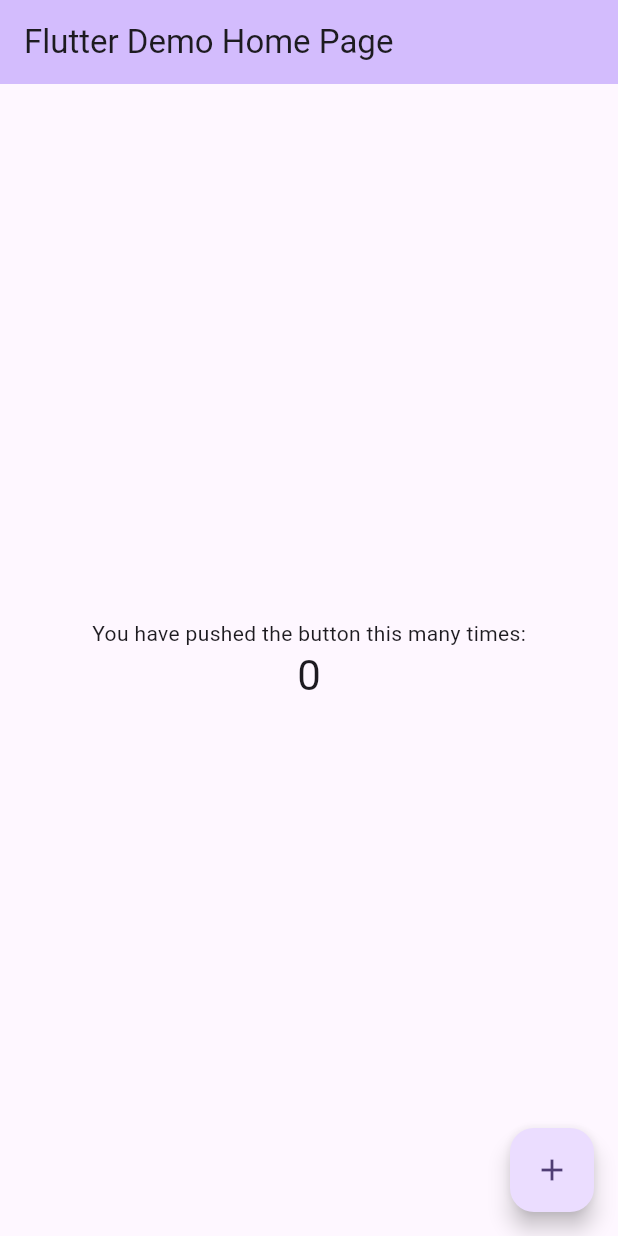
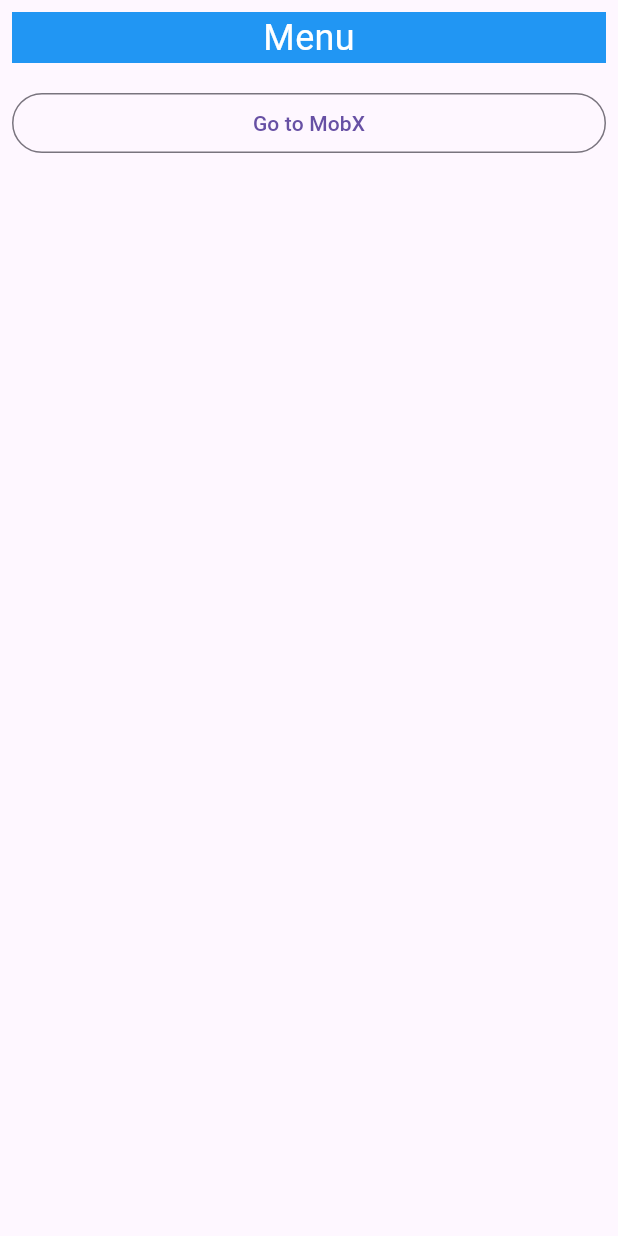
Before and after one commit to igorsantos314/formacao-flutter-specialist, a Flutter app: the screen it shows after launch, on a phone screen of 412 x 824 dp. Run offline on Flutter 3.47's test engine with Material 3 defaults, Android fonts, the phone set to English and light mode, and no system bars; our stand-ins replace flutter_mobx, mobx.

Commit message:
create mobx counter and observe in page

```diff
--- a/flutter_specialist/lib/main.dart
+++ b/flutter_specialist/lib/main.dart
@@ -1,4 +1,7 @@
 import 'package:flutter/material.dart';
+import 'package:flutter_specialist/mobx/counter_mobx_service.dart';
+import 'package:flutter_specialist/mobx/mobx_page.dart';
+import 'package:provider/provider.dart';
 
 void main() {
   runApp(const MyApp());
@@ -7,115 +10,67 @@
 class MyApp extends StatelessWidget {
   const MyApp({super.key});
 
-  // This widget is the root of your application.
   @override
   Widget build(BuildContext context) {
     return MaterialApp(
-      title: 'Flutter Demo',
-      theme: ThemeData(
-        // This is the theme of your application.
-        //
-        // TRY THIS: Try running your application with "flutter run". You'll see
-        // the application has a purple toolbar. Then, without quitting the app,
-        // try changing the seedColor in the colorScheme below to Colors.green
-        // and then invoke "hot reload" (save your changes or press the "hot
-        // reload" button in a Flutter-supported IDE, or press "r" if you used
-        // the command line to start the app).
-        //
-        // Notice that the counter didn't reset back to zero; the application
-        // state is not lost during the reload. To reset the state, use hot
-        // restart instead.
-        //
-        // This works for code too, not just values: Most code changes can be
-        // tested with just a hot reload.
-        colorScheme: .fromSeed(seedColor: Colors.deepPurple),
+      title: 'Flutter Specialist',
+      theme: ThemeData(primarySwatch: Colors.blue),
+      home: MultiProvider(
+        providers: [
+          Provider<CounterMobxService>(create: (_) => CounterMobxService()),
+        ],
+        builder: (context, widget) {
+          return const Menu();
+        },
       ),
-      home: const MyHomePage(title: 'Flutter Demo Home Page'),
     );
   }
 }
 
-class MyHomePage extends StatefulWidget {
-  const MyHomePage({super.key, required this.title});
-
-  // This widget is the home page of your application. It is stateful, meaning
-  // that it has a State object (defined below) that contains fields that affect
-  // how it looks.
-
-  // This class is the configuration for the state. It holds the values (in this
-  // case the title) provided by the parent (in this case the App widget) and
-  // used by the build method of the State. Fields in a Widget subclass are
-  // always marked "final".
-
-  final String title;
+class Menu extends StatelessWidget {
+  const Menu({super.key});
 
   @override
-  State<MyHomePage> createState() => _MyHomePageState();
-}
-
-class _MyHomePageState extends State<MyHomePage> {
-  int _counter = 0;
-
-  void _incrementCounter() {
-    setState(() {
-      // This call to setState tells the Flutter framework that something has
-      // changed in this State, which causes it to rerun the build method below
-      // so that the display can reflect the updated values. If we changed
-      // _counter without calling setState(), then the build method would not be
-      // called again, and so nothing would appear to happen.
-      _counter++;
-    });
-  }
-
-  @override
-  Widget build(BuildContext context) {
-    // This method is rerun every time setState is called, for instance as done
-    // by the _incrementCounter method above.
-    //
-    // The Flutter framework has been optimized to make rerunning build methods
-    // fast, so that you can just rebuild anything that needs updating rather
-    // than having to individually change instances of widgets.
-    return Scaffold(
-      appBar: AppBar(
-        // TRY THIS: Try changing the color here to a specific color (to
-        // Colors.amber, perhaps?) and trigger a hot reload to see the AppBar
-        // change color while the other colors stay the same.
-        backgroundColor: Theme.of(context).colorScheme.inversePrimary,
-        // Here we take the value from the MyHomePage object that was created by
-        // the App.build method, and use it to set our appbar title.
-        title: Text(widget.title),
-      ),
-      body: Center(
-        // Center is a layout widget. It takes a single child and positions it
-        // in the middle of the parent.
-        child: Column(
-          // Column is also a layout widget. It takes a list of children and
-          // arranges them vertically. By default, it sizes itself to fit its
-          // children horizontally, and tries to be as tall as its parent.
-          //
-          // Column has various properties to control how it sizes itself and
-          // how it positions its children. Here we use mainAxisAlignment to
-          // center the children vertically; the main axis here is the vertical
-          // axis because Columns are vertical (the cross axis would be
-          // horizontal).
-          //
-          // TRY THIS: Invoke "debug painting" (choose the "Toggle Debug Paint"
-          // action in the IDE, or press "p" in the console), to see the
-          // wireframe for each widget.
-          mainAxisAlignment: .center,
-          children: [
-            const Text('You have pushed the button this many times:'),
-            Text(
-              '$_counter',
-              style: Theme.of(context).textTheme.headlineMedium,
-            ),
-          ],
+  Widget build(BuildContext mainContext) {
+    return SafeArea(
+      child: Scaffold(
+        body: Padding(
+          padding: const EdgeInsets.all(8.0),
+          child: Column(
+            children: [
+              Container(
+                color: Colors.blue,
+                child: const Center(
+                  child: Text(
+                    'Menu',
+                    style: TextStyle(color: Colors.white, fontSize: 24),
+                  ),
+                ),
+              ),
+              const SizedBox(height: 16),
+              Row(
+                children: [
+                  Expanded(
+                    child: OutlinedButton(
+                      onPressed: () {
+                        Navigator.push(
+                          mainContext,
+                          MaterialPageRoute(
+                            builder: (context) => Mobx(
+                              counterMobxService: mainContext
+                                  .read<CounterMobxService>(),
+                            ),
+                          ),
+                        );
+                      },
+                      child: const Text('Go to MobX'),
+                    ),
+                  ),
+                ],
+              ),
+            ],
+          ),
         ),
-      ),
-      floatingActionButton: FloatingActionButton(
-        onPressed: _incrementCounter,
-        tooltip: 'Increment',
-        child: const Icon(Icons.add),
       ),
     );
   }
--- /dev/null
+++ b/flutter_specialist/lib/mobx/counter_mobx_service.dart
@@ -0,0 +1,23 @@
+import 'package:mobx/mobx.dart';
+
+class CounterMobxService {
+  final _value = Observable(0);
+  int get value => _value.value;
+
+  set value(int newValue) => _value.value = newValue;
+  late Action increment;
+  late Action reset;
+
+  CounterMobxService() {
+    increment = Action(_increment);
+    reset = Action(_reset);
+  }
+
+  void _increment() {
+    _value.value++;
+  }
+
+  void _reset() {
+    _value.value = 0;
+  }
+}
--- a/flutter_specialist/pubspec.yaml
+++ b/flutter_specialist/pubspec.yaml
@@ -34,6 +34,9 @@
   # The following adds the Cupertino Icons font to your application.
   # Use with the CupertinoIcons class for iOS style icons.
   cupertino_icons: ^1.0.8
+  mobx: ^2.6.0
+  flutter_mobx: ^2.3.0
+  provider: ^6.1.5+1
 
 dev_dependencies:
   flutter_test:
```
Also changed, not shown: flutter_specialist/lib/mobx/mobx_page.dart (added, +36 -0 lines), flutter_specialist/pubspec.lock.
